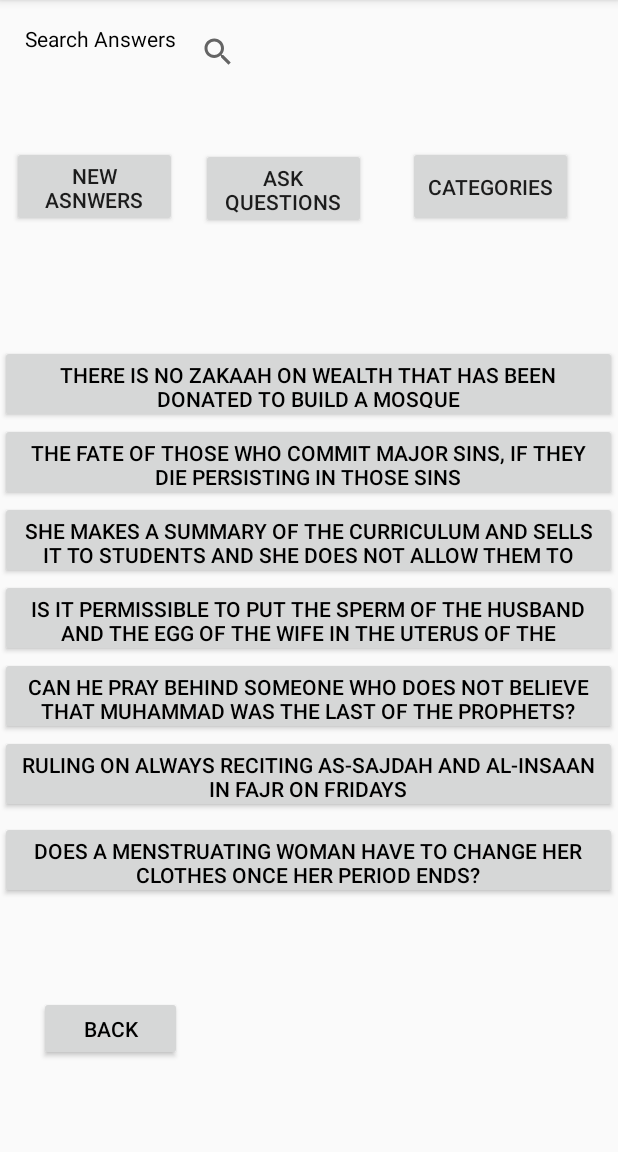
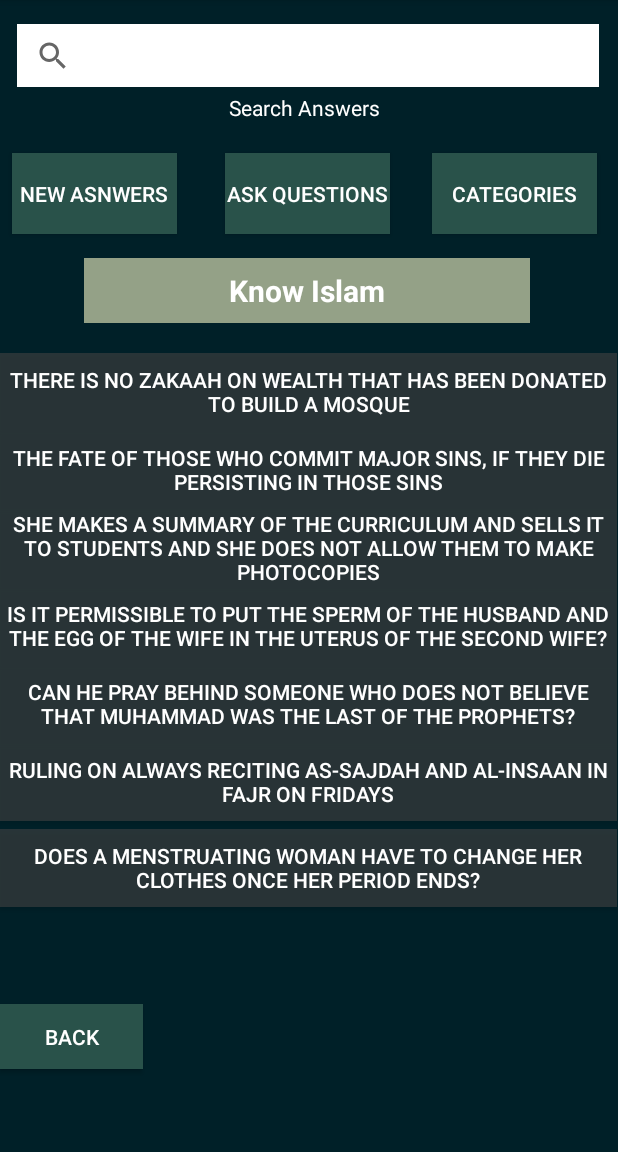
Before and after one commit to dannyz61/Prayer-Learner, an Android app: the QA screen opened directly, with no data from a screen before it, on a phone screen of 412 x 824 dp, the part 84-1236 px from its top. Run offline under Robolectric (Android 15) with nearby library versions, the phone set to English and light mode, and no system bars.

Commit message:
Ui new added

```diff
--- a/app/src/main/res/layout/activity_qa.xml
+++ b/app/src/main/res/layout/activity_qa.xml
@@ -5,6 +5,7 @@
     android:layout_width="match_parent"
     android:layout_height="match_parent"
 
+    android:background="#002028"
     tools:context=".QA">
 
 
@@ -13,23 +14,28 @@
         android:layout_width="95dp"
         android:layout_height="43dp"
         android:layout_marginBottom="16dp"
+        android:background="#29524A"
         android:text="Back"
-        android:textColor="@color/black"
+        android:textColor="@color/white"
         app:layout_constraintBottom_toBottomOf="parent"
         app:layout_constraintEnd_toStartOf="@+id/searchView"
-        app:layout_constraintHorizontal_bias="1.0"
+        app:layout_constraintHorizontal_bias="0.0"
         app:layout_constraintStart_toStartOf="parent"
         app:layout_constraintTop_toBottomOf="@+id/button24"
-        app:layout_constraintVertical_bias="0.589"
+        app:layout_constraintVertical_bias="0.619"
         tools:ignore="TouchTargetSizeCheck,SpeakableTextPresentCheck" />
 
     <SearchView
         android:id="@+id/searchView"
-        android:layout_width="194dp"
-        android:layout_height="37dp"
+        android:layout_width="388dp"
+        android:layout_height="42dp"
         android:layout_marginTop="16dp"
+        android:background="#94A187"
+        android:backgroundTint="@color/white"
+        android:foregroundTint="@color/white"
+        android:queryHint="Search answer"
         app:layout_constraintEnd_toEndOf="parent"
-        app:layout_constraintHorizontal_bias="0.557"
+        app:layout_constraintHorizontal_bias="0.476"
         app:layout_constraintStart_toStartOf="parent"
         app:layout_constraintTop_toTopOf="parent" />
 
@@ -39,7 +45,9 @@
         android:layout_height="54dp"
         android:layout_marginStart="8dp"
         android:layout_marginTop="44dp"
+        android:background="#29524A"
         android:text="New Asnwers"
+        android:textColor="@color/white"
         app:layout_constraintStart_toStartOf="parent"
         app:layout_constraintTop_toBottomOf="@+id/searchView"
         tools:ignore="SpeakableTextPresentCheck" />
@@ -50,7 +58,9 @@
         android:layout_height="54dp"
         android:layout_marginStart="28dp"
         android:layout_marginTop="44dp"
+        android:background="#29524A"
         android:text="Categories"
+        android:textColor="@color/white"
         app:layout_constraintStart_toEndOf="@+id/button8"
         app:layout_constraintTop_toBottomOf="@+id/searchView"
         tools:ignore="SpeakableTextPresentCheck" />
@@ -59,9 +69,11 @@
         android:id="@+id/button8"
         android:layout_width="110dp"
         android:layout_height="54dp"
-        android:layout_marginStart="16dp"
-        android:layout_marginTop="45dp"
+        android:layout_marginStart="32dp"
+        android:layout_marginTop="44dp"
+        android:background="#29524A"
         android:text="Ask Questions"
+        android:textColor="@color/white"
         app:layout_constraintStart_toEndOf="@+id/button"
         app:layout_constraintTop_toBottomOf="@+id/searchView"
         tools:ignore="SpeakableTextPresentCheck" />
@@ -70,25 +82,24 @@
         android:id="@+id/textView3"
         android:layout_width="106dp"
         android:layout_height="37dp"
-        android:layout_marginStart="20dp"
-        android:layout_marginTop="16dp"
+        android:layout_marginTop="4dp"
         android:text="Search Answers"
-        android:textColor="@color/black"
-        app:layout_constraintBottom_toTopOf="@+id/button"
-        app:layout_constraintEnd_toStartOf="@+id/searchView"
-        app:layout_constraintHorizontal_bias="0.8"
+        android:textColor="@color/white"
+        app:layout_constraintEnd_toEndOf="parent"
+        app:layout_constraintHorizontal_bias="0.498"
         app:layout_constraintStart_toStartOf="parent"
-        app:layout_constraintTop_toTopOf="parent"
-        app:layout_constraintVertical_bias="0.0" />
+        app:layout_constraintTop_toBottomOf="@+id/searchView" />
 
     <TextView
         android:id="@+id/textView4"
-        android:layout_width="364dp"
-        android:layout_height="41dp"
+        android:layout_width="297dp"
+        android:layout_height="43dp"
         android:layout_marginTop="16dp"
-        android:backgroundTint="@color/LightGreyLine"
+        android:background="#94A187"
         android:gravity="center"
-        android:text="@string/know_islam"
+        android:text="Know Islam"
+        android:textColor="@color/white"
+        android:textSize="20sp"
         android:textStyle="bold"
         app:layout_constraintEnd_toEndOf="parent"
         app:layout_constraintHorizontal_bias="0.489"
@@ -109,8 +120,9 @@
         android:id="@+id/button18"
         android:layout_width="411dp"
         android:layout_height="52dp"
+        android:background="#9444"
         android:text="She Makes a Summary of the curriculum and sells it to students and she does not allow them to make photocopies"
-        android:textColor="@color/black"
+        android:textColor="@color/white"
         app:layout_constraintStart_toStartOf="parent"
         app:layout_constraintTop_toBottomOf="@+id/button23"
         tools:ignore="SpeakableTextPresentCheck" />
@@ -119,9 +131,10 @@
         android:id="@+id/button22"
         android:layout_width="411dp"
         android:layout_height="52dp"
+        android:background="#9444"
         android:onClick="showanswer"
         android:text="There is no zakaah on wealth that has been donated to build a mosque"
-        android:textColor="@color/black"
+        android:textColor="@color/white"
         app:layout_constraintStart_toStartOf="parent"
         app:layout_constraintTop_toTopOf="@+id/view" />
 
@@ -129,8 +142,9 @@
         android:id="@+id/button23"
         android:layout_width="411dp"
         android:layout_height="52dp"
+        android:background="#9444"
         android:text="The fate of those who commit major sins, if they die persisting in those sins"
-        android:textColor="@color/black"
+        android:textColor="@color/white"
         app:layout_constraintStart_toStartOf="parent"
         app:layout_constraintTop_toBottomOf="@+id/button22" />
 
@@ -138,8 +152,9 @@
         android:id="@+id/button19"
         android:layout_width="411dp"
         android:layout_height="52dp"
+        android:background="#9444"
         android:text="Is it permissible to put the sperm of the husband and the egg of the wife in the uterus of the second wife?"
-        android:textColor="@color/black"
+        android:textColor="@color/white"
         app:layout_constraintStart_toStartOf="parent"
         app:layout_constraintTop_toBottomOf="@+id/button18" />
 
@@ -147,8 +162,9 @@
         android:id="@+id/button20"
         android:layout_width="411dp"
         android:layout_height="52dp"
+        android:background="#9444"
         android:text="Can he pray behind someone who does not believe that Muhammad was the last of the prophets?"
-        android:textColor="@color/black"
+        android:textColor="@color/white"
         app:layout_constraintStart_toStartOf="parent"
         app:layout_constraintTop_toBottomOf="@+id/button19" />
 
@@ -156,8 +172,9 @@
         android:id="@+id/button21"
         android:layout_width="411dp"
         android:layout_height="52dp"
+        android:background="#9444"
         android:text="Ruling on always reciting as-Sajdah and al-Insaan in Fajr on Fridays"
-        android:textColor="@color/black"
+        android:textColor="@color/white"
         app:layout_constraintStart_toStartOf="parent"
         app:layout_constraintTop_toBottomOf="@+id/button20" />
 
@@ -166,8 +183,9 @@
         android:layout_width="411dp"
         android:layout_height="52dp"
         android:layout_marginTop="5dp"
+        android:background="#9444"
         android:text="Does a menstruating woman have to change her clothes once her period ends?"
-        android:textColor="@color/black"
+        android:textColor="@color/white"
         app:layout_constraintStart_toStartOf="parent"
         app:layout_constraintTop_toBottomOf="@+id/button21" />
 
```
Also changed, not shown: app/src/main/res/layout/activity_nozakaah.xml (+24 -17 lines), app/src/main/res/layout/activity_posture1.xml (+15 -3 lines), app/src/main/res/layout/activity_qibladirection.xml (+25 -9 lines), app/src/main/res/layout/activity_report.xml (+39 -1 lines).
